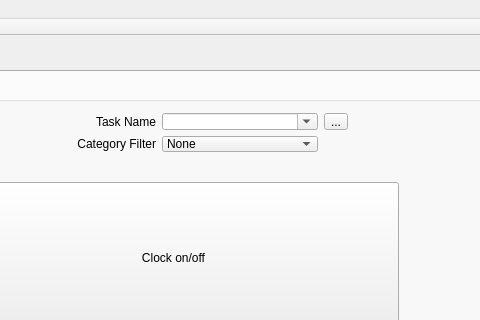
Qt form GUI/mainwindow.ui (sunnybouorm/Task_Tracker) before a commit; both pictures show x 324 to 804 and y 0 to 320 of the 1079 by 670 pixel window.
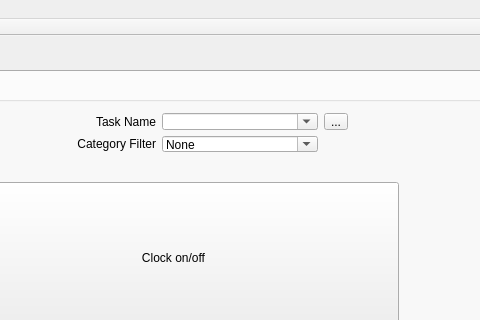
The same form after that commit.

Diff of the .ui file:
```diff
--- a/GUI/mainwindow.ui
+++ b/GUI/mainwindow.ui
@@ -127,7 +127,7 @@
         <item row="1" column="1">
          <widget class="QComboBox" name="categoryFilter_comboBox">
           <property name="editable">
-           <bool>false</bool>
+           <bool>true</bool>
           </property>
           <property name="currentText">
            <string>None</string>
```
Left out of the diff: 6 changed lines with no effect on the pictures.
